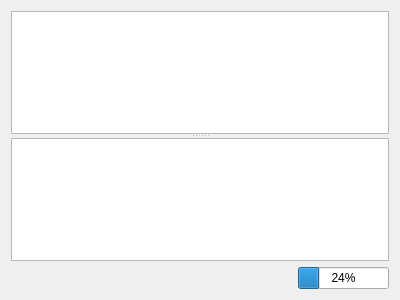
This is MailUnitUI/Gui/QueryWidget.ui in brainstream/MailUnit as Qt 5 draws it before an edit. The edited form follows.
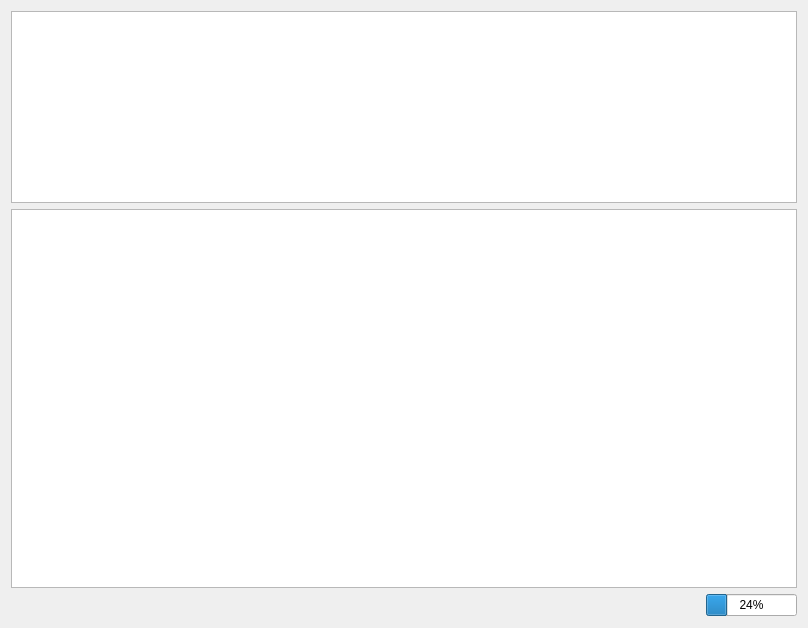
This is the edited form.

Diff of the .ui file:
```diff
--- a/MailUnitUI/Gui/QueryWidget.ui
+++ b/MailUnitUI/Gui/QueryWidget.ui
@@ -6,8 +6,8 @@
    <rect>
     <x>0</x>
     <y>0</y>
-    <width>400</width>
-    <height>300</height>
+    <width>808</width>
+    <height>628</height>
    </rect>
   </property>
   <property name="sizePolicy">
@@ -21,18 +21,32 @@
   </property>
   <layout class="QVBoxLayout" name="verticalLayout">
    <item>
-    <widget class="QSplitter" name="splitter">
-     <property name="orientation">
-      <enum>Qt::Vertical</enum>
+    <widget class="QPlainTextEdit" name="mp_edit_query">
+     <property name="sizePolicy">
+      <sizepolicy hsizetype="Expanding" vsizetype="Minimum">
+       <horstretch>0</horstretch>
+       <verstretch>0</verstretch>
+      </sizepolicy>
      </property>
-     <widget class="QPlainTextEdit" name="mp_edit_query"/>
-     <widget class="QPlainTextEdit" name="mp_edit_result">
-      <property name="readOnly">
-       <bool>true</bool>
-      </property>
-     </widget>
     </widget>
    </item>
+   <item>
+    <layout class="QHBoxLayout" name="mp_layout_result">
+     <item>
+      <widget class="QPlainTextEdit" name="mp_edit_msg_body">
+       <property name="sizePolicy">
+        <sizepolicy hsizetype="Expanding" vsizetype="MinimumExpanding">
+         <horstretch>0</horstretch>
+         <verstretch>0</verstretch>
+        </sizepolicy>
+       </property>
+       <property name="readOnly">
+        <bool>true</bool>
+       </property>
+      </widget>
+     </item>
+    </layout>
+   </item>
    <item>
     <layout class="QHBoxLayout" name="horizontalLayout">
      <item>
@@ -56,7 +70,7 @@
        <property name="sizeHint" stdset="0">
         <size>
          <width>40</width>
-         <height>20</height>
+         <height>23</height>
         </size>
        </property>
       </spacer>
```
Left out of the diff: 3 changed lines with no effect on the pictures.
